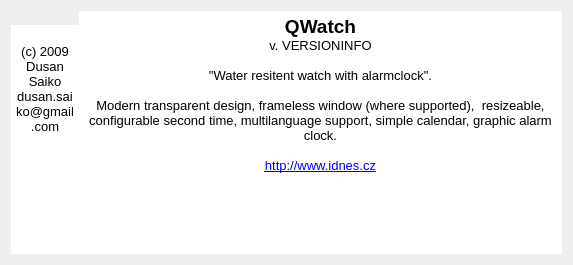
dsaiko/qwatch, file src-app/ui/about.ui: the form before one commit.
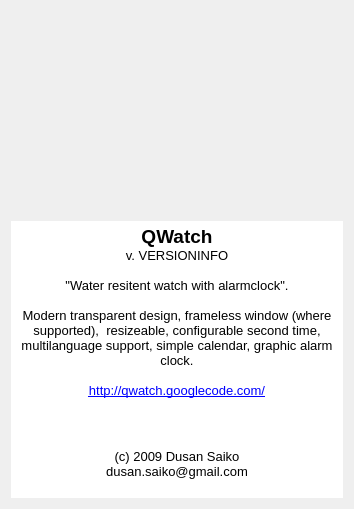
The form after the commit. Icons and pictures are not drawn.

Commit message: changing logo and watch show-up

Patch:
```diff
--- a/src-app/ui/about.ui
+++ b/src-app/ui/about.ui
@@ -6,8 +6,8 @@
    <rect>
     <x>0</x>
     <y>0</y>
-    <width>573</width>
-    <height>265</height>
+    <width>354</width>
+    <height>509</height>
    </rect>
   </property>
   <property name="windowTitle">
@@ -15,53 +15,10 @@
   </property>
   <layout class="QHBoxLayout" name="horizontalLayout">
    <item>
-    <layout class="QGridLayout" name="gridLayout" columnstretch="1,10">
+    <layout class="QGridLayout" name="gridLayout" rowstretch="10,10,1" columnstretch="1">
      <property name="spacing">
       <number>0</number>
      </property>
-     <item row="0" column="1" rowspan="2">
-      <widget class="QTextBrowser" name="textBrowser_2">
-       <property name="frameShape">
-        <enum>QFrame::NoFrame</enum>
-       </property>
-       <property name="html">
-        <string>&lt;!DOCTYPE HTML PUBLIC &quot;-//W3C//DTD HTML 4.0//EN&quot; &quot;http://www.w3.org/TR/REC-html40/strict.dtd&quot;&gt;
-&lt;html&gt;&lt;head&gt;&lt;meta name=&quot;qrichtext&quot; content=&quot;1&quot; /&gt;&lt;style type=&quot;text/css&quot;&gt;
-p, li { white-space: pre-wrap; }
-&lt;/style&gt;&lt;/head&gt;&lt;body style=&quot; font-family:'Sans'; font-size:10pt; font-weight:400; font-style:normal;&quot;&gt;
-&lt;p align=&quot;center&quot; style=&quot; margin-top:0px; margin-bottom:0px; margin-left:0px; margin-right:0px; -qt-block-indent:0; text-indent:0px;&quot;&gt;&lt;span style=&quot; font-size:14pt; font-weight:600;&quot;&gt;QWatch&lt;/span&gt;&lt;/p&gt;
-&lt;p align=&quot;center&quot; style=&quot; margin-top:0px; margin-bottom:0px; margin-left:0px; margin-right:0px; -qt-block-indent:0; text-indent:0px;&quot;&gt;v. VERSIONINFO&lt;/p&gt;
-&lt;p align=&quot;center&quot; style=&quot;-qt-paragraph-type:empty; margin-top:0px; margin-bottom:0px; margin-left:0px; margin-right:0px; -qt-block-indent:0; text-indent:0px;&quot;&gt;&lt;/p&gt;
-&lt;p align=&quot;center&quot; style=&quot; margin-top:0px; margin-bottom:0px; margin-left:0px; margin-right:0px; -qt-block-indent:0; text-indent:0px;&quot;&gt;&quot;Water resitent watch with alarmclock&quot;.&lt;/p&gt;
-&lt;p align=&quot;center&quot; style=&quot;-qt-paragraph-type:empty; margin-top:0px; margin-bottom:0px; margin-left:0px; margin-right:0px; -qt-block-indent:0; text-indent:0px;&quot;&gt;&lt;/p&gt;
-&lt;p align=&quot;center&quot; style=&quot; margin-top:0px; margin-bottom:0px; margin-left:0px; margin-right:0px; -qt-block-indent:0; text-indent:0px;&quot;&gt;Modern transparent design, frameless window (where supported),  resizeable, configurable second time, multilanguage support, simple calendar, graphic alarm clock.&lt;/p&gt;
-&lt;p align=&quot;center&quot; style=&quot;-qt-paragraph-type:empty; margin-top:0px; margin-bottom:0px; margin-left:0px; margin-right:0px; -qt-block-indent:0; text-indent:0px;&quot;&gt;&lt;/p&gt;
-&lt;p align=&quot;center&quot; style=&quot; margin-top:0px; margin-bottom:0px; margin-left:0px; margin-right:0px; -qt-block-indent:0; text-indent:0px;&quot;&gt;&lt;a href=&quot;http://www.idnes.cz&quot;&gt;&lt;span style=&quot; text-decoration: underline; color:#0000ff;&quot;&gt;http://www.idnes.cz&lt;/span&gt;&lt;/a&gt;&lt;/p&gt;&lt;/body&gt;&lt;/html&gt;</string>
-       </property>
-       <property name="openExternalLinks">
-        <bool>true</bool>
-       </property>
-       <property name="openLinks">
-        <bool>true</bool>
-       </property>
-      </widget>
-     </item>
-     <item row="1" column="0">
-      <widget class="QTextBrowser" name="textBrowser">
-       <property name="frameShape">
-        <enum>QFrame::NoFrame</enum>
-       </property>
-       <property name="html">
-        <string>&lt;!DOCTYPE HTML PUBLIC &quot;-//W3C//DTD HTML 4.0//EN&quot; &quot;http://www.w3.org/TR/REC-html40/strict.dtd&quot;&gt;
-&lt;html&gt;&lt;head&gt;&lt;meta name=&quot;qrichtext&quot; content=&quot;1&quot; /&gt;&lt;style type=&quot;text/css&quot;&gt;
-p, li { white-space: pre-wrap; }
-&lt;/style&gt;&lt;/head&gt;&lt;body style=&quot; font-family:'Sans'; font-size:10pt; font-weight:400; font-style:normal;&quot;&gt;
-&lt;p align=&quot;center&quot; style=&quot;-qt-paragraph-type:empty; margin-top:0px; margin-bottom:0px; margin-left:0px; margin-right:0px; -qt-block-indent:0; text-indent:0px;&quot;&gt;&lt;/p&gt;
-&lt;p align=&quot;center&quot; style=&quot; margin-top:0px; margin-bottom:0px; margin-left:0px; margin-right:0px; -qt-block-indent:0; text-indent:0px;&quot;&gt;(c) 2009 Dusan Saiko&lt;/p&gt;
-&lt;p align=&quot;center&quot; style=&quot; margin-top:0px; margin-bottom:0px; margin-left:0px; margin-right:0px; -qt-block-indent:0; text-indent:0px;&quot;&gt;dusan.saiko@gmail.com&lt;/p&gt;&lt;/body&gt;&lt;/html&gt;</string>
-       </property>
-      </widget>
-     </item>
      <item row="0" column="0">
       <widget class="QLabel" name="label">
        <property name="text">
@@ -72,6 +29,49 @@
        </property>
       </widget>
      </item>
+     <item row="1" column="0">
+      <widget class="QTextBrowser" name="textBrowser_2">
+       <property name="frameShape">
+        <enum>QFrame::NoFrame</enum>
+       </property>
+       <property name="html">
+        <string>&lt;!DOCTYPE HTML PUBLIC &quot;-//W3C//DTD HTML 4.0//EN&quot; &quot;http://www.w3.org/TR/REC-html40/strict.dtd&quot;&gt;
+&lt;html&gt;&lt;head&gt;&lt;meta name=&quot;qrichtext&quot; content=&quot;1&quot; /&gt;&lt;style type=&quot;text/css&quot;&gt;
+p, li { white-space: pre-wrap; }
+&lt;/style&gt;&lt;/head&gt;&lt;body style=&quot; font-family:'DejaVu Sans'; font-size:9pt; font-weight:400; font-style:normal;&quot;&gt;
+&lt;p align=&quot;center&quot; style=&quot; margin-top:0px; margin-bottom:0px; margin-left:0px; margin-right:0px; -qt-block-indent:0; text-indent:0px;&quot;&gt;&lt;span style=&quot; font-family:'Sans'; font-size:14pt; font-weight:600;&quot;&gt;QWatch&lt;/span&gt;&lt;/p&gt;
+&lt;p align=&quot;center&quot; style=&quot; margin-top:0px; margin-bottom:0px; margin-left:0px; margin-right:0px; -qt-block-indent:0; text-indent:0px;&quot;&gt;&lt;span style=&quot; font-family:'Sans'; font-size:10pt;&quot;&gt;v. VERSIONINFO&lt;/span&gt;&lt;/p&gt;
+&lt;p align=&quot;center&quot; style=&quot;-qt-paragraph-type:empty; margin-top:0px; margin-bottom:0px; margin-left:0px; margin-right:0px; -qt-block-indent:0; text-indent:0px; font-family:'Sans'; font-size:10pt;&quot;&gt;&lt;/p&gt;
+&lt;p align=&quot;center&quot; style=&quot; margin-top:0px; margin-bottom:0px; margin-left:0px; margin-right:0px; -qt-block-indent:0; text-indent:0px;&quot;&gt;&lt;span style=&quot; font-family:'Sans'; font-size:10pt;&quot;&gt;&quot;Water resitent watch with alarmclock&quot;.&lt;/span&gt;&lt;/p&gt;
+&lt;p align=&quot;center&quot; style=&quot;-qt-paragraph-type:empty; margin-top:0px; margin-bottom:0px; margin-left:0px; margin-right:0px; -qt-block-indent:0; text-indent:0px; font-family:'Sans'; font-size:10pt;&quot;&gt;&lt;/p&gt;
+&lt;p align=&quot;center&quot; style=&quot; margin-top:0px; margin-bottom:0px; margin-left:0px; margin-right:0px; -qt-block-indent:0; text-indent:0px;&quot;&gt;&lt;span style=&quot; font-family:'Sans'; font-size:10pt;&quot;&gt;Modern transparent design, frameless window (where supported),  resizeable, configurable second time, multilanguage support, simple calendar, graphic alarm clock.&lt;/span&gt;&lt;/p&gt;
+&lt;p align=&quot;center&quot; style=&quot;-qt-paragraph-type:empty; margin-top:0px; margin-bottom:0px; margin-left:0px; margin-right:0px; -qt-block-indent:0; text-indent:0px; font-family:'Sans'; font-size:10pt;&quot;&gt;&lt;/p&gt;
+&lt;p align=&quot;center&quot; style=&quot; margin-top:0px; margin-bottom:0px; margin-left:0px; margin-right:0px; -qt-block-indent:0; text-indent:0px;&quot;&gt;&lt;a href=&quot;http://qwatch.googlecode.com/&quot;&gt;&lt;span style=&quot; font-family:'Sans'; font-size:10pt; text-decoration: underline; color:#0000ff;&quot;&gt;http://qwatch.googlecode.com/&lt;/span&gt;&lt;/a&gt;&lt;/p&gt;&lt;/body&gt;&lt;/html&gt;</string>
+       </property>
+       <property name="openExternalLinks">
+        <bool>true</bool>
+       </property>
+       <property name="openLinks">
+        <bool>true</bool>
+       </property>
+      </widget>
+     </item>
+     <item row="2" column="0">
+      <widget class="QTextBrowser" name="textBrowser">
+       <property name="frameShape">
+        <enum>QFrame::NoFrame</enum>
+       </property>
+       <property name="html">
+        <string>&lt;!DOCTYPE HTML PUBLIC &quot;-//W3C//DTD HTML 4.0//EN&quot; &quot;http://www.w3.org/TR/REC-html40/strict.dtd&quot;&gt;
+&lt;html&gt;&lt;head&gt;&lt;meta name=&quot;qrichtext&quot; content=&quot;1&quot; /&gt;&lt;style type=&quot;text/css&quot;&gt;
+p, li { white-space: pre-wrap; }
+&lt;/style&gt;&lt;/head&gt;&lt;body style=&quot; font-family:'DejaVu Sans'; font-size:9pt; font-weight:400; font-style:normal;&quot;&gt;
+&lt;p align=&quot;center&quot; style=&quot;-qt-paragraph-type:empty; margin-top:0px; margin-bottom:0px; margin-left:0px; margin-right:0px; -qt-block-indent:0; text-indent:0px; font-family:'Sans'; font-size:10pt;&quot;&gt;&lt;/p&gt;
+&lt;p align=&quot;center&quot; style=&quot; margin-top:0px; margin-bottom:0px; margin-left:0px; margin-right:0px; -qt-block-indent:0; text-indent:0px;&quot;&gt;&lt;span style=&quot; font-family:'Sans'; font-size:10pt;&quot;&gt;(c) 2009 Dusan Saiko&lt;/span&gt;&lt;/p&gt;
+&lt;p align=&quot;center&quot; style=&quot; margin-top:0px; margin-bottom:0px; margin-left:0px; margin-right:0px; -qt-block-indent:0; text-indent:0px;&quot;&gt;&lt;span style=&quot; font-family:'Sans'; font-size:10pt;&quot;&gt;dusan.saiko@gmail.com&lt;/span&gt;&lt;/p&gt;&lt;/body&gt;&lt;/html&gt;</string>
+       </property>
+      </widget>
+     </item>
     </layout>
    </item>
   </layout>
```
The commit also changes 15 other files.
